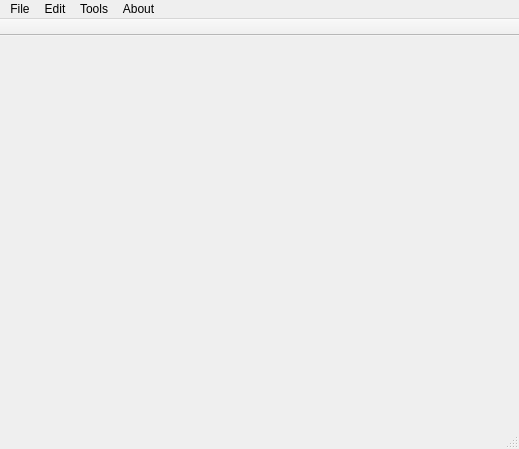
The window that mainwindow.ui (Codeh4ck/QtLuaPad) describes before a commit, drawn with Qt 5.
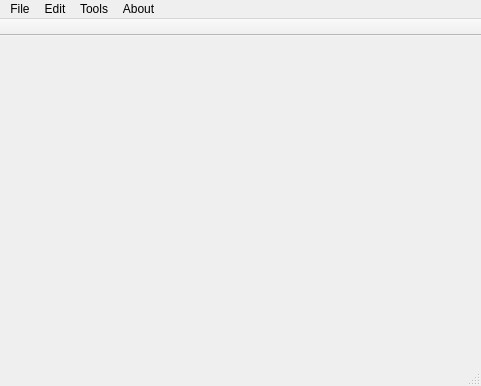
The same window after the commit. Icons and pictures are not drawn.

The edit to the form file:
```diff
--- a/mainwindow.ui
+++ b/mainwindow.ui
@@ -6,8 +6,8 @@
    <rect>
     <x>0</x>
     <y>0</y>
-    <width>519</width>
-    <height>449</height>
+    <width>481</width>
+    <height>386</height>
    </rect>
   </property>
   <property name="windowTitle">
@@ -23,7 +23,7 @@
     <rect>
      <x>0</x>
      <y>0</y>
-     <width>519</width>
+     <width>481</width>
      <height>21</height>
     </rect>
    </property>
```
Left out of the diff: 2 changed lines with no effect on the pictures.
